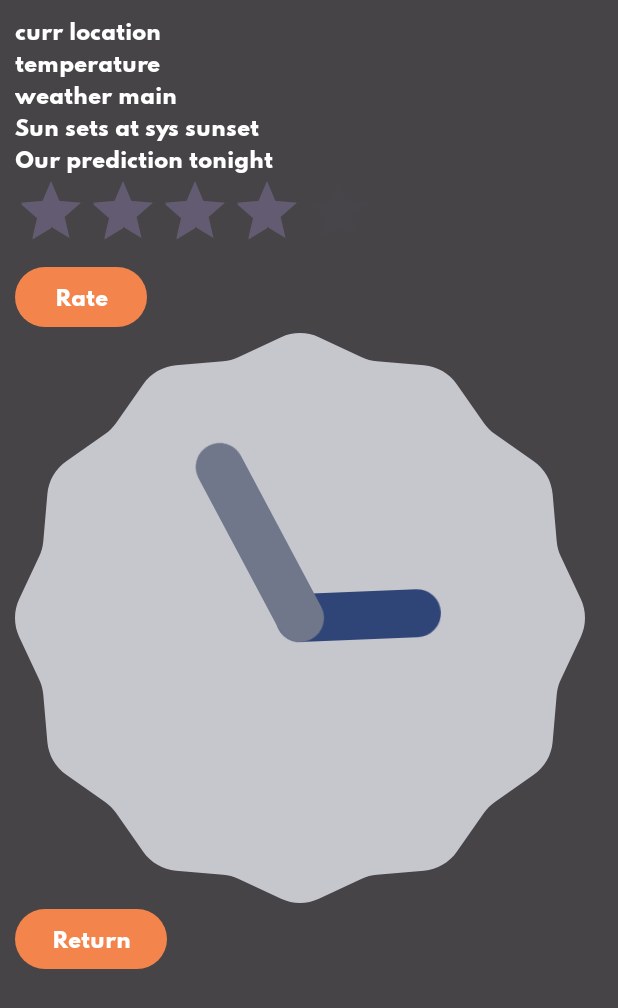
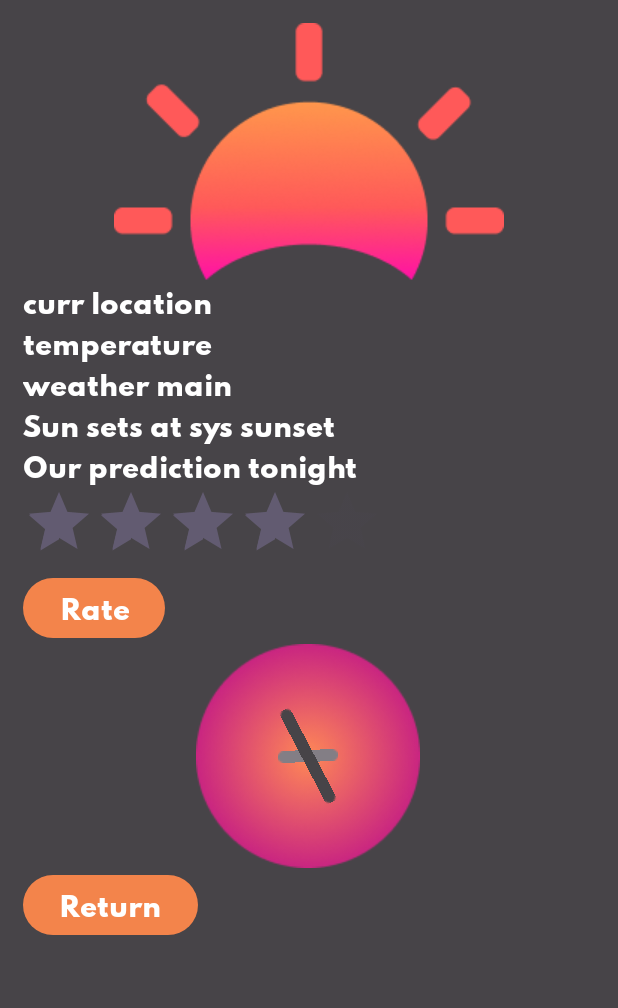
Before and after one commit to Kyle-Sang/SunsetPredictionApp, an Android app: the LocalInfoActivity screen opened directly, with no data from a screen before it, on a phone screen of 412 x 824 dp. Shown: the top 1008 px of the screen. Run offline under Robolectric (Android 15) with nearby library versions, the light colour scheme and no system bars; network calls fail.

Commit message:
ui elements

```diff
--- a/SunsetPrediction/app/src/main/res/layout/activity_local_info.xml
+++ b/SunsetPrediction/app/src/main/res/layout/activity_local_info.xml
@@ -2,12 +2,20 @@
 <RelativeLayout xmlns:android="http://schemas.android.com/apk/res/android"
     android:layout_width="match_parent"
     android:layout_height="match_parent"
-    android:layout_margin="10dp">
+    android:layout_margin="15dp">
+
+    <ImageView
+        android:id="@+id/sunset"
+        android:layout_width="wrap_content"
+        android:layout_height="wrap_content"
+        android:src="@drawable/sunset_logo"
+        android:layout_centerHorizontal="true"/>
 
     <TextView
         android:id="@+id/location"
         android:layout_width="wrap_content"
         android:layout_height="wrap_content"
+        android:layout_below="@id/sunset"
         android:text="curr location" />
 
     <TextView
@@ -42,7 +50,7 @@
         android:id="@+id/rating"
         android:layout_width="wrap_content"
         android:layout_height="wrap_content"
-        android:layout_below="@id/prediction"/>
+        android:layout_below="@id/prediction" />
 
     <Button
         android:id="@+id/rate_button"
@@ -56,7 +64,11 @@
         android:layout_width="wrap_content"
         android:layout_height="wrap_content"
         android:id="@+id/clock"
-        android:layout_below="@id/rate_button"/>
+        android:dial="@drawable/dial"
+        android:hand_hour="@drawable/hour_hand"
+        android:hand_minute="@drawable/min_hand"
+        android:layout_below="@id/rate_button"
+        android:layout_centerHorizontal="true"/>
 
     <Button
         android:layout_width="wrap_content"
--- a/SunsetPrediction/app/src/main/res/values/themes.xml
+++ b/SunsetPrediction/app/src/main/res/values/themes.xml
@@ -5,6 +5,8 @@
         <item name="colorPrimary">@color/orange</item>
         <item name="android:textColor">@color/white</item>
         <item name="android:fontFamily">@font/spartan</item>
+        <item name="android:textSize">18dp</item>
+
     </style>
 
     <style name="Theme.SunsetPrediction" parent="Base.Theme.SunsetPrediction" />
```
Also changed, not shown: SunsetPrediction/app/src/main/res/drawable/dial.png (added), SunsetPrediction/app/src/main/res/drawable/hour_hand.png (added), SunsetPrediction/app/src/main/res/drawable/min_hand.png (added), SunsetPrediction/app/src/main/res/drawable/sunset_logo.png (added).
